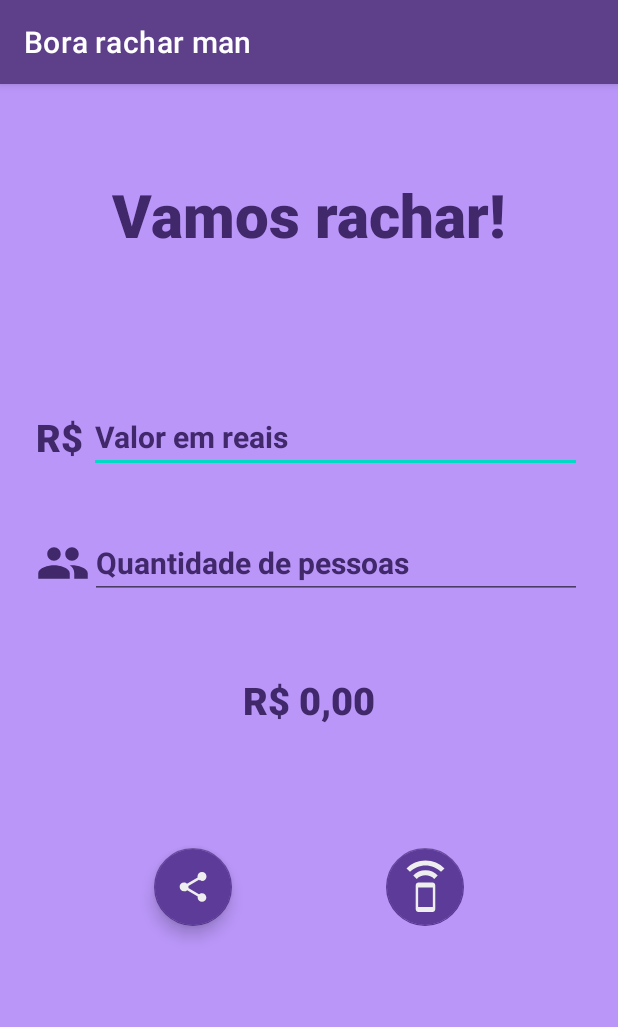
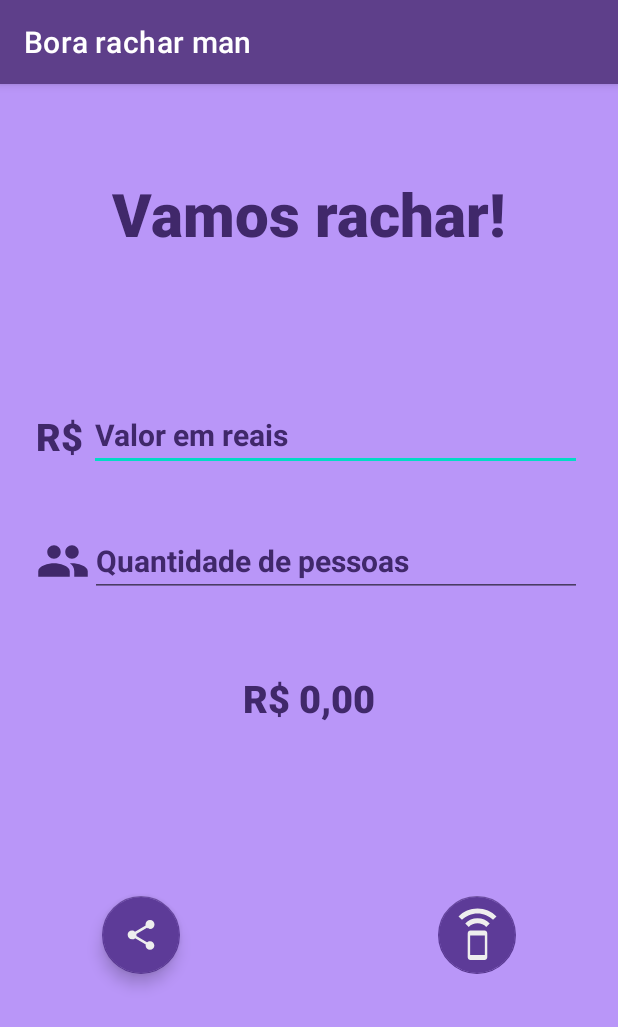
Before and after one commit to Spinnafre/BoraRachar, an Android app: the screen it shows after launch (MainActivity), on a phone screen of 412 x 824 dp. Shown: the top 1027 px of the screen. Run offline under Robolectric (Android 15) with nearby library versions, the phone set to English and light mode, and no system bars.

Commit message:
fix : align float buttons

```diff
--- a/app/src/main/res/layout/activity_main.xml
+++ b/app/src/main/res/layout/activity_main.xml
@@ -12,12 +12,13 @@
         android:layout_width="wrap_content"
         android:layout_height="wrap_content"
         android:layout_marginTop="60dp"
+        android:layout_marginBottom="97dp"
         android:text="@string/header_placeholder"
         android:textColor="@color/purple_500"
         android:textSize="40sp"
         app:fontFamily="sans-serif-black"
+        app:layout_constraintBottom_toTopOf="@+id/textInputPrice"
         app:layout_constraintEnd_toEndOf="parent"
-        app:layout_constraintHorizontal_bias="0.5"
         app:layout_constraintStart_toStartOf="parent"
         app:layout_constraintTop_toTopOf="parent" />
 
@@ -36,8 +37,10 @@
         android:textStyle="bold"
         app:layout_constraintBottom_toBottomOf="@+id/textPrice"
         app:layout_constraintEnd_toEndOf="parent"
+        app:layout_constraintHorizontal_bias="1"
         app:layout_constraintStart_toEndOf="@+id/textPrice"
-        app:layout_constraintTop_toTopOf="@+id/textPrice" />
+        app:layout_constraintTop_toTopOf="@+id/textPrice"
+        app:layout_constraintVertical_bias="0.55" />
 
     <TextView
         android:id="@+id/textPrice"
@@ -100,6 +103,7 @@
         android:id="@+id/floatingActionButtonSpeak"
         android:layout_width="wrap_content"
         android:layout_height="wrap_content"
+        android:layout_marginStart="103dp"
         android:clickable="true"
         android:contentDescription="@string/btn_tts_description"
         android:elevation="6dp"
@@ -120,6 +124,7 @@
         android:id="@+id/floatingActionButtonShare"
         android:layout_width="wrap_content"
         android:layout_height="wrap_content"
+        android:layout_marginBottom="60dp"
         android:clickable="true"
         android:contentDescription="@string/btn_share_description"
         android:elevation="6dp"
@@ -130,16 +135,8 @@
         app:layout_constraintHorizontal_bias="0.5"
         app:layout_constraintStart_toStartOf="parent"
         app:layout_constraintTop_toBottomOf="@+id/totalPrice"
-        app:layout_constraintVertical_bias="0.282"
         app:rippleColor="#E91E63"
         app:srcCompat="?attr/actionModeShareDrawable"
         app:tint="#EEE" />
 
-    <androidx.constraintlayout.widget.Guideline
-        android:id="@+id/guideline2"
-        android:layout_width="wrap_content"
-        android:layout_height="wrap_content"
-        android:orientation="horizontal"
-        app:layout_constraintGuide_begin="20dp" />
-
 </androidx.constraintlayout.widget.ConstraintLayout>
```
